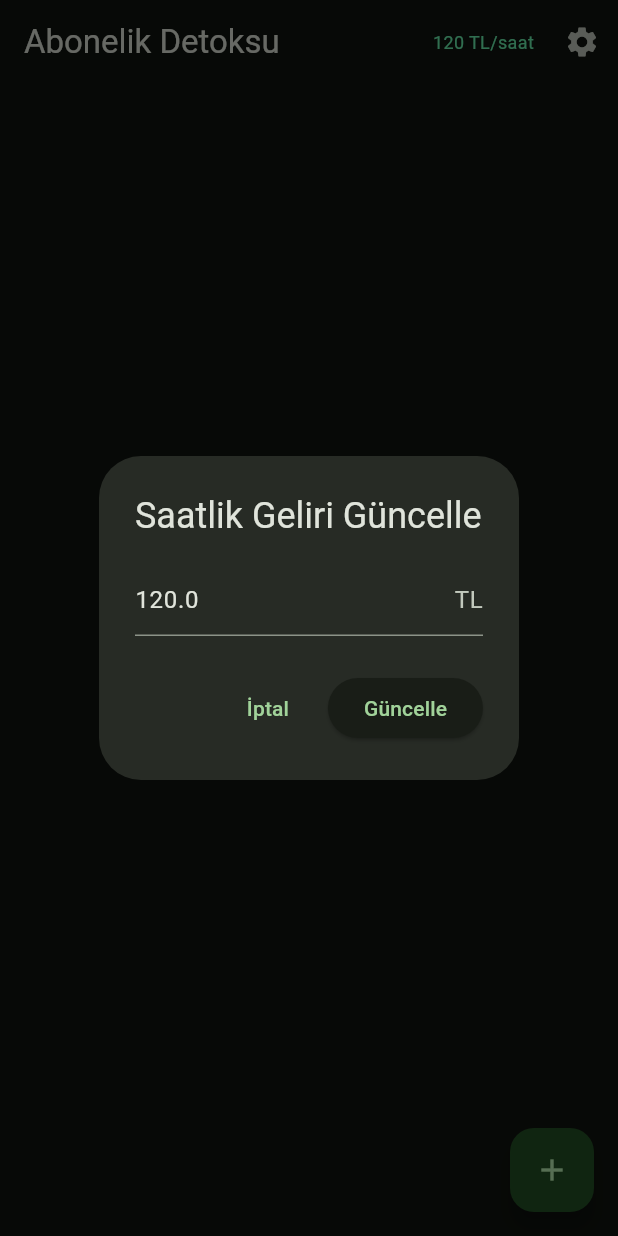
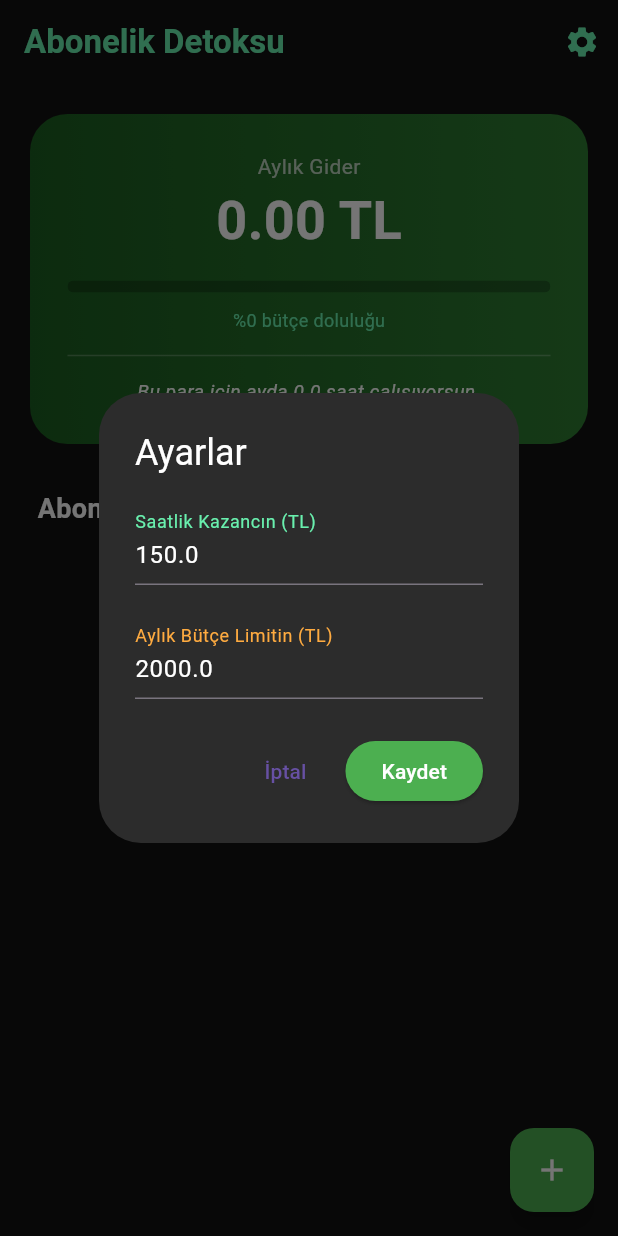
Before and after one commit to dilaradmr07/abonelik_detoks, a Flutter app: the screen it shows after launch, after a tap on the "settings" icon, on a phone screen of 412 x 824 dp. Run offline on Flutter 3.47's test engine with Material 3 defaults, Android fonts, the phone set to English and light mode, and no system bars; our stand-ins replace flutter_local_notifications, shared_preferences, timezone.

Commit message:
herşey doğru düzgün çalışıyor

```diff
--- /dev/null
+++ b/flutter_launcher_icons.yaml
@@ -0,0 +1,5 @@
+flutter_launcher_icons:
+  android: true
+  ios: true
+  image_path: "assets/icon.png"
+  adaptive_icon_background: "#121212"
--- a/lib/main.dart
+++ b/lib/main.dart
@@ -1,24 +1,20 @@
 import 'package:flutter/material.dart';
-import 'screens/home_screen.dart'; // Ana ekranı buradan çağırıyoruz
+import 'screens/home_screen.dart';
+import 'services/notification_service.dart';
+// Timezone paketini buraya da ekle
+import 'package:timezone/data/latest.dart' as tz;
 
-void main() {
-  runApp(const SubscriptionApp());
+void main() async {
+  WidgetsFlutterBinding.ensureInitialized();
+
+  // 1. Zaman dilimlerini yükle (Kritik nokta burası)
+  tz.initializeTimeZones();
+
+  // 2. Bildirim servisini başlat
+  await NotificationService.init();
+
+  runApp(const MaterialApp(
+    debugShowCheckedModeBanner: false,
+    home: HomeScreen(),
+  ));
 }
-
-class SubscriptionApp extends StatelessWidget {
-  const SubscriptionApp({super.key});
-
-  @override
-  Widget build(BuildContext context) {
-    return MaterialApp(
-      title: 'Abonelik Detoksu',
-      debugShowCheckedModeBanner: false,
-      theme: ThemeData(
-        useMaterial3: true,
-        brightness: Brightness.dark,
-        colorSchemeSeed: Colors.green,
-      ),
-      home: const HomeScreen(),
-    );
-  }
-}
--- a/lib/models/subscription.dart
+++ b/lib/models/subscription.dart
@@ -1,21 +1,21 @@
 class Subscription {
-  final String id;
   final String name;
   final double price;
+  final int paymentDay;
 
-  Subscription({required this.id, required this.name, required this.price});
+  Subscription({required this.name, required this.price, required this.paymentDay});
 
-  // Aboneliği JSON formatına (Yazıya) çevirir
   Map<String, dynamic> toJson() => {
-        'id': id,
     'name': name,
     'price': price,
+    'paymentDay': paymentDay
   };
 
-  // Yazıdan (JSON) tekrar Abonelik nesnesi oluşturur
-  factory Subscription.fromJson(Map<String, dynamic> json) => Subscription(
-        id: json['id'],
+  factory Subscription.fromJson(Map<String, dynamic> json) {
+    return Subscription(
       name: json['name'],
       price: json['price'],
+      paymentDay: json['paymentDay'] ?? 1,
     );
   }
+}
--- a/lib/screens/home_screen.dart
+++ b/lib/screens/home_screen.dart
@@ -1,8 +1,8 @@
-import 'dart:convert'; // JSON işlemleri için gerekli
 import 'package:flutter/material.dart';
 import 'package:shared_preferences/shared_preferences.dart';
 import '../models/subscription.dart';
-import 'add_subscription_screen.dart';
+import '../services/storage_service.dart';
+import '../services/notification_service.dart';
 
 class HomeScreen extends StatefulWidget {
   const HomeScreen({super.key});
@@ -12,88 +12,116 @@ class HomeScreen extends StatefulWidget {
 }
 
 class _HomeScreenState extends State<HomeScreen> {
+  final StorageService _storage = StorageService();
   List<Subscription> mySubscriptions = [];
-  double hourlyWage = 120.0;
+
+  double hourlyRate = 120.0; // Varsayılan 120 TL
+  double budgetLimit = 2000.0;
 
   @override
   void initState() {
     super.initState();
-    _loadData(); // Uygulama açıldığında verileri yükle
+    _loadData();
   }
 
-  // VERİLERİ YÜKLEME (Telefondan oku)
   void _loadData() async {
+    final data = await _storage.loadSubscriptions();
+    final rate = await _storage.loadHourlyRate();
+
     final prefs = await SharedPreferences.getInstance();
+    final limit = prefs.getDouble('budget_limit') ?? 2000.0;
+
     setState(() {
-      hourlyWage = prefs.getDouble('hourlyWage') ?? 120.0;
-      final String? subString = prefs.getString('subscriptions');
-      if (subString != null) {
-        final List<dynamic> jsonData = jsonDecode(subString);
-        mySubscriptions = jsonData.map((item) => Subscription.fromJson(item)).toList();
-      }
+      mySubscriptions = data;
+      hourlyRate = rate > 0 ? rate : 120.0;
+      budgetLimit = limit;
     });
   }
 
-  // VERİLERİ KAYDETME (Telefona yaz)
-  void _saveData() async {
-    final prefs = await SharedPreferences.getInstance();
-    prefs.setDouble('hourlyWage', hourlyWage);
-    final String subString = jsonEncode(mySubscriptions.map((e) => e.toJson()).toList());
-    prefs.setString('subscriptions', subString);
-  }
+  void _showSettingsDialog() {
+    final rateController = TextEditingController(text: hourlyRate.toString());
+    final limitController = TextEditingController(text: budgetLimit.toString());
 
-  String calculateWorkHours(double price) {
-    if (hourlyWage <= 0) return "Gelir girilmedi";
-    final hours = price / hourlyWage;
-    return "${hours.toStringAsFixed(1)} saat çalışmalısın";
-  }
-
-  void _navigateToAddScreen() async {
-    final result = await Navigator.push(
-      context,
-      MaterialPageRoute(builder: (context) => const AddSubscriptionScreen()),
-    );
-
-    if (result != null && result is Subscription) {
-      setState(() {
-        mySubscriptions.add(result);
-        _saveData(); // Listeye ekleyince kaydet
-      });
-    }
-  }
-
-  void _deleteSubscription(int index) {
-    setState(() {
-      mySubscriptions.removeAt(index);
-      _saveData(); // Silince kaydet
-    });
-  }
-
-  void _showWageDialog() {
-    final TextEditingController wageController = TextEditingController(text: hourlyWage.toString());
     showDialog(
       context: context,
       builder: (context) => AlertDialog(
-        title: const Text("Saatlik Geliri Güncelle"),
-        content: TextField(
-          controller: wageController,
-          keyboardType: TextInputType.number,
-          decoration: const InputDecoration(hintText: "Örn: 150", suffixText: "TL"),
+        backgroundColor: const Color(0xFF2C2C2C),
+        title: const Text("Ayarlar", style: TextStyle(color: Colors.white)),
+        content: Column(
+          mainAxisSize: MainAxisSize.min,
+          children: [
+            TextField(
+              controller: rateController,
+              style: const TextStyle(color: Colors.white),
+              keyboardType: TextInputType.number,
+              decoration: const InputDecoration(
+                labelText: "Saatlik Kazancın (TL)",
+                labelStyle: TextStyle(color: Colors.greenAccent),
+              ),
+            ),
+            const SizedBox(height: 20),
+            TextField(
+              controller: limitController,
+              style: const TextStyle(color: Colors.white),
+              keyboardType: TextInputType.number,
+              decoration: const InputDecoration(
+                labelText: "Aylık Bütçe Limitin (TL)",
+                labelStyle: TextStyle(color: Colors.orangeAccent),
+              ),
+            ),
+          ],
         ),
         actions: [
           TextButton(onPressed: () => Navigator.pop(context), child: const Text("İptal")),
           ElevatedButton(
-            onPressed: () {
-              if (wageController.text.isNotEmpty) {
-                setState(() {
-                  hourlyWage = double.tryParse(wageController.text) ?? 120.0;
-                  _saveData(); // Ücreti güncelleyince kaydet
-                });
-              }
+            style: ElevatedButton.styleFrom(backgroundColor: Colors.green),
+            onPressed: () async {
+              double newRate = double.tryParse(rateController.text) ?? 120.0;
+              double newLimit = double.tryParse(limitController.text) ?? 2000.0;
+              await _storage.saveHourlyRate(newRate);
+              final prefs = await SharedPreferences.getInstance();
+              await prefs.setDouble('budget_limit', newLimit);
+              setState(() {
+                hourlyRate = newRate;
+                budgetLimit = newLimit;
+              });
               Navigator.pop(context);
             },
-            child: const Text("Güncelle"),
-          )
+            child: const Text("Kaydet", style: TextStyle(color: Colors.white)),
+          ),
+        ],
+      ),
+    );
+  }
+
+  void _showAddDialog() {
+    final n = TextEditingController();
+    final p = TextEditingController();
+    final d = TextEditingController();
+    showDialog(
+      context: context,
+      builder: (c) => AlertDialog(
+        backgroundColor: const Color(0xFF2C2C2C),
+        title: const Text("Yeni Abonelik", style: TextStyle(color: Colors.white)),
+        content: Column(mainAxisSize: MainAxisSize.min, children: [
+          TextField(controller: n, style: const TextStyle(color: Colors.white), decoration: const InputDecoration(hintText: "Platform", hintStyle: TextStyle(color: Colors.grey))),
+          TextField(controller: p, style: const TextStyle(color: Colors.white), decoration: const InputDecoration(hintText: "Fiyat", hintStyle: TextStyle(color: Colors.grey)), keyboardType: TextInputType.number),
+          TextField(controller: d, style: const TextStyle(color: Colors.white), decoration: const InputDecoration(hintText: "Ödeme Günü (1-31)", hintStyle: TextStyle(color: Colors.grey)), keyboardType: TextInputType.number),
+        ]),
+        actions: [
+          TextButton(onPressed: () => Navigator.pop(c), child: const Text("İptal")),
+          ElevatedButton(
+            style: ElevatedButton.styleFrom(backgroundColor: Colors.green),
+            onPressed: () async {
+              if (n.text.isNotEmpty && p.text.isNotEmpty && d.text.isNotEmpty) {
+                int day = int.parse(d.text);
+                final newSub = Subscription(name: n.text, price: double.parse(p.text), paymentDay: day);
+                setState(() => mySubscriptions.add(newSub));
+                await _storage.saveSubscriptions(mySubscriptions);
+                await NotificationService.scheduleNotification(mySubscriptions.length, n.text, day);
+                Navigator.pop(c);
+              }
+            }, child: const Text("Ekle", style: TextStyle(color: Colors.white))),
         ],
       ),
     );
@@ -101,49 +129,109 @@ class _HomeScreenState extends State<HomeScreen> {
 
   @override
   Widget build(BuildContext context) {
+    double total = mySubscriptions.fold(0, (sum, item) => sum + item.price);
+
     return Scaffold(
+      backgroundColor: const Color(0xFF121212),
       appBar: AppBar(
-        title: const Text("Abonelik Detoksu"),
+        // İŞTE YEŞİL BAŞLIK
+        title: const Text(
+          "Abonelik Detoksu",
+          style: TextStyle(color: Colors.greenAccent, fontWeight: FontWeight.bold)
+        ),
+        backgroundColor: Colors.transparent,
+        elevation: 0,
         actions: [
-          Center(
-            child: Padding(
-              padding: const EdgeInsets.only(right: 8.0),
-              child: Text("${hourlyWage.toInt()} TL/saat", style: const TextStyle(fontSize: 12, color: Colors.greenAccent)),
+          IconButton(
+            icon: const Icon(Icons.settings, color: Colors.greenAccent),
+            onPressed: _showSettingsDialog,
+          )
+        ],
+      ),
+      body: Column(
+        children: [
+          _buildSummaryCard(total),
+          const Padding(
+            padding: EdgeInsets.symmetric(horizontal: 25, vertical: 10),
+            child: Row(
+              mainAxisAlignment: MainAxisAlignment.start,
+              children: [
+                Text("Aboneliklerin", style: TextStyle(color: Colors.white, fontSize: 18, fontWeight: FontWeight.bold)),
+              ],
             ),
           ),
-          IconButton(icon: const Icon(Icons.settings), onPressed: _showWageDialog),
-        ],
-      ),
-      body: mySubscriptions.isEmpty
-          ? const Center(child: Text("Henüz abonelik eklemedin."))
-          : ListView.builder(
+          Expanded(
+            child: ListView.builder(
               itemCount: mySubscriptions.length,
               itemBuilder: (context, index) {
                 final sub = mySubscriptions[index];
-                return Dismissible(
-                  key: Key(sub.id),
-                  direction: DismissDirection.endToStart,
-                  background: Container(alignment: Alignment.centerRight, padding: const EdgeInsets.only(right: 20), color: Colors.red, child: const Icon(Icons.delete, color: Colors.white)),
-                  onDismissed: (direction) => _deleteSubscription(index),
-                  child: Card(
-                    margin: const EdgeInsets.symmetric(horizontal: 16, vertical: 8),
-                    child: ListTile(
-                      leading: CircleAvatar(backgroundColor: Colors.green.withOpacity(0.2), child: const Icon(Icons.subscriptions, color: Colors.green)),
-                      title: Text(sub.name, style: const TextStyle(fontWeight: FontWeight.bold)),
-                      subtitle: Text(calculateWorkHours(sub.price), style: const TextStyle(color: Colors.redAccent)),
-                      trailing: Row(
-                        mainAxisSize: MainAxisSize.min,
-                        children: [
-                          Text("${sub.price.toStringAsFixed(2)} TL", style: const TextStyle(fontWeight: FontWeight.bold)),
-                          IconButton(icon: const Icon(Icons.delete_outline, color: Colors.grey), onPressed: () => _deleteSubscription(index)),
-                        ],
-                      ),
+                return Card(
+                  color: const Color(0xFF1E1E1E),
+                  margin: const EdgeInsets.symmetric(horizontal: 20, vertical: 8),
+                  shape: RoundedRectangleBorder(borderRadius: BorderRadius.circular(15)),
+                  child: ListTile(
+                    leading: const Icon(Icons.subscriptions, color: Colors.greenAccent),
+                    title: Text(sub.name, style: const TextStyle(color: Colors.white, fontWeight: FontWeight.bold)),
+                    subtitle: Text("${sub.price} TL • Gün: ${sub.paymentDay}", style: const TextStyle(color: Colors.grey)),
+                    trailing: IconButton(
+                      icon: const Icon(Icons.delete, color: Colors.redAccent),
+                      onPressed: () {
+                        setState(() => mySubscriptions.removeAt(index));
+                        _storage.saveSubscriptions(mySubscriptions);
+                      },
                     ),
                   ),
                 );
               },
             ),
-      floatingActionButton: FloatingActionButton(onPressed: _navigateToAddScreen, child: const Icon(Icons.add)),
+          ),
+        ],
+      ),
+      floatingActionButton: FloatingActionButton(
+        backgroundColor: Colors.green,
+        onPressed: _showAddDialog,
+        child: const Icon(Icons.add, color: Colors.white),
+      ),
+    );
+  }
+
+  Widget _buildSummaryCard(double total) {
+    double progress = (total / budgetLimit).clamp(0.0, 1.0);
+    Color progressColor = progress > 0.8 ? Colors.redAccent : (progress > 0.5 ? Colors.orangeAccent : Colors.greenAccent);
+
+    return Container(
+      margin: const EdgeInsets.all(20),
+      padding: const EdgeInsets.all(25),
+      decoration: BoxDecoration(
+        gradient: const LinearGradient(colors: [Color(0xFF1B5E20), Color(0xFF2E7D32)]),
+        borderRadius: BorderRadius.circular(25),
+      ),
+      child: Column(
+        children: [
+          const Text("Aylık Gider", style: TextStyle(color: Colors.white70)),
+          Text("${total.toStringAsFixed(2)} TL", style: const TextStyle(color: Colors.white, fontSize: 36, fontWeight: FontWeight.bold)),
+          const SizedBox(height: 15),
+
+          // ÇITA (PROGRESS BAR)
+          ClipRRect(
+            borderRadius: BorderRadius.circular(10),
+            child: LinearProgressIndicator(
+              value: progress,
+              minHeight: 8,
+              backgroundColor: Colors.black26,
+              color: progressColor,
+            ),
+          ),
+          const SizedBox(height: 10),
+          Text("%${(progress * 100).toInt()} bütçe doluluğu", style: TextStyle(color: progressColor, fontSize: 12)),
+
+          const Divider(color: Colors.white24, height: 30),
+          Text(
+            "Bu para için ayda ${(total / hourlyRate).toStringAsFixed(1)} saat çalışıyorsun.",
+            style: const TextStyle(color: Colors.white, fontSize: 13, fontStyle: FontStyle.italic),
+          ),
+        ],
+      ),
     );
   }
 }
--- /dev/null
+++ b/lib/services/notification_service.dart
@@ -0,0 +1,57 @@
+import 'package:flutter_local_notifications/flutter_local_notifications.dart';
+import 'package:timezone/timezone.dart' as tz;
+
+class NotificationService {
+  static final _notificationsPlugin = FlutterLocalNotificationsPlugin();
+
+  static Future<void> init() async {
+    // Android ayarları
+    const androidSettings = AndroidInitializationSettings('@mipmap/ic_launcher');
+    const settings = InitializationSettings(android: androidSettings);
+
+    await _notificationsPlugin.initialize(settings);
+
+    // İzin iste (Android 13 ve üzeri için şart)
+    final androidImplementation = _notificationsPlugin.resolvePlatformSpecificImplementation<
+        AndroidFlutterLocalNotificationsPlugin>();
+
+    if (androidImplementation != null) {
+      await androidImplementation.requestNotificationsPermission();
+    }
+  }
+
+  static Future<void> scheduleNotification(int id, String name, int day) async {
+    try {
+      final now = DateTime.now();
+      // Tarih hesaplama
+      var scheduledDate = DateTime(now.year, now.month, day - 1, 20, 0);
+      if (scheduledDate.isBefore(now)) {
+        scheduledDate = DateTime(now.year, now.month + 1, day - 1, 20, 0);
+      }
+
+      // Timezone lokasyonunu güvenli al
+      // Eğer 'local' hata verirse varsayılan olarak UTC kullanırız
+      final location = tz.local;
+
+      await _notificationsPlugin.zonedSchedule(
+        id,
+        'Ödeme Hatırlatıcı 🔔',
+        'Yarın $name ödemen var, unutma!',
+        tz.TZDateTime.from(scheduledDate, location),
+        const NotificationDetails(
+          android: AndroidNotificationDetails(
+            'sub_reminders',
+            'Abonelik Hatırlatıcı',
+            importance: Importance.max,
+            priority: Priority.high,
+          ),
+        ),
+        androidScheduleMode: AndroidScheduleMode.exactAllowWhileIdle,
+        uiLocalNotificationDateInterpretation: UILocalNotificationDateInterpretation.absoluteTime,
+        matchDateTimeComponents: DateTimeComponents.dayOfMonthAndTime,
+      );
+    } catch (e) {
+      print("Bildirim hatası: $e");
+    }
+  }
+}
--- /dev/null
+++ b/lib/services/storage_service.dart
@@ -0,0 +1,34 @@
+import 'dart:convert';
+import 'package:shared_preferences/shared_preferences.dart';
+import '../models/subscription.dart';
+
+class StorageService {
+  static const String _subKey = 'user_subscriptions';
+  static const String _rateKey = 'hourly_rate';
+
+  // Abonelikleri Kaydet/Oku
+  Future<void> saveSubscriptions(List<Subscription> subs) async {
+    final prefs = await SharedPreferences.getInstance();
+    final String encodedData = jsonEncode(subs.map((s) => s.toJson()).toList());
+    await prefs.setString(_subKey, encodedData);
+  }
+
+  Future<List<Subscription>> loadSubscriptions() async {
+    final prefs = await SharedPreferences.getInstance();
+    final String? data = prefs.getString(_subKey);
+    if (data == null) return [];
+    final List<dynamic> decodedData = jsonDecode(data);
+    return decodedData.map((item) => Subscription.fromJson(item)).toList();
+  }
+
+  // Saatlik Ücreti Kaydet/Oku
+  Future<void> saveHourlyRate(double rate) async {
+    final prefs = await SharedPreferences.getInstance();
+    await prefs.setDouble(_rateKey, rate);
+  }
+
+  Future<double> loadHourlyRate() async {
+    final prefs = await SharedPreferences.getInstance();
+    return prefs.getDouble(_rateKey) ?? 150.0; // Varsayılan değer
+  }
+}
```
Also changed, not shown: lib/screens/add_subscription_screen.dart (deleted, +0 -72 lines), pubspec.yaml (+5 -5 lines), lib/flutter_launcher_icons.yaml (deleted), pubspec.lock, 2 other files. Lines whose indentation alone changed are shown as unchanged.
